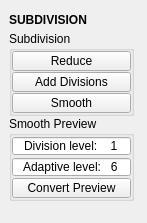
Before: the Qt Designer form tentacle/ui/subdivision.ui in m3trik/tentacle, drawn with Qt 5.
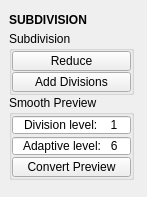
After: the same form once the commit is applied. Custom widgets are drawn as their Qt base class.

Patch:
```diff
--- a/tentacle/ui/subdivision.ui
+++ b/tentacle/ui/subdivision.ui
@@ -10,7 +10,7 @@
     <x>0</x>
     <y>0</y>
     <width>147</width>
-    <height>223</height>
+    <height>197</height>
    </rect>
   </property>
   <property name="minimumSize">
@@ -201,37 +201,6 @@
            </property>
           </widget>
          </item>
-         <item>
-          <widget class="QPushButton" name="b009">
-           <property name="enabled">
-            <bool>true</bool>
-           </property>
-           <property name="minimumSize">
-            <size>
-             <width>0</width>
-             <height>20</height>
-            </size>
-           </property>
-           <property name="maximumSize">
-            <size>
-             <width>999</width>
-             <height>20</height>
-            </size>
-           </property>
-           <property name="toolTip">
-            <string>Smooth modifier</string>
-           </property>
-           <property name="text">
-            <string>Smooth</string>
-           </property>
-           <property name="iconSize">
-            <size>
-             <width>18</width>
-             <height>18</height>
-            </size>
-           </property>
-          </widget>
-         </item>
         </layout>
        </widget>
       </item>
```
